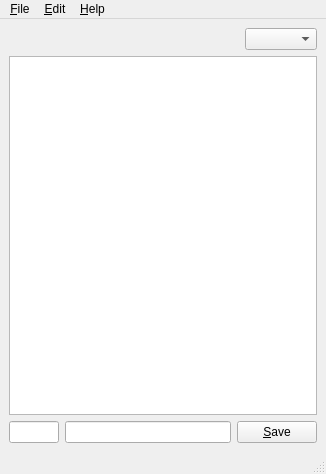
The window that mainwindow.ui (easai/Numbers) describes before a commit, drawn with Qt 5.
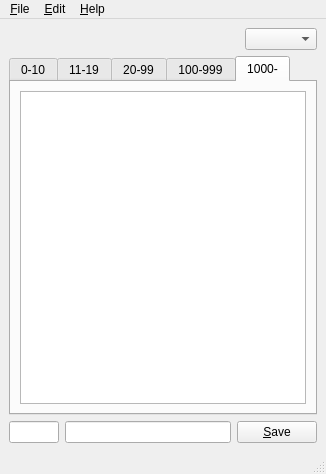
The same window after the commit.

Commit message: Divide numbers in clusters

Patch:
```diff
--- a/mainwindow.ui
+++ b/mainwindow.ui
@@ -36,7 +36,61 @@
      </layout>
     </item>
     <item>
-     <widget class="QTableWidget" name="tableWidget"/>
+     <widget class="QTabWidget" name="tabWidget">
+      <property name="currentIndex">
+       <number>4</number>
+      </property>
+      <widget class="QWidget" name="tab_10">
+       <attribute name="title">
+        <string>0-10</string>
+       </attribute>
+       <layout class="QVBoxLayout" name="verticalLayout_2">
+        <item>
+         <widget class="QTableWidget" name="tableWidget_10"/>
+        </item>
+       </layout>
+      </widget>
+      <widget class="QWidget" name="tab_19">
+       <attribute name="title">
+        <string>11-19</string>
+       </attribute>
+       <layout class="QVBoxLayout" name="verticalLayout_3">
+        <item>
+         <widget class="QTableWidget" name="tableWidget_19"/>
+        </item>
+       </layout>
+      </widget>
+      <widget class="QWidget" name="tab_99">
+       <attribute name="title">
+        <string>20-99</string>
+       </attribute>
+       <layout class="QVBoxLayout" name="verticalLayout_4">
+        <item>
+         <widget class="QTableWidget" name="tableWidget_99"/>
+        </item>
+       </layout>
+      </widget>
+      <widget class="QWidget" name="tab_100">
+       <attribute name="title">
+        <string>100-999</string>
+       </attribute>
+       <layout class="QVBoxLayout" name="verticalLayout_5">
+        <item>
+         <widget class="QTableWidget" name="tableWidget_100"/>
+        </item>
+       </layout>
+      </widget>
+      <widget class="QWidget" name="tab_1000">
+       <attribute name="title">
+        <string>1000-</string>
+       </attribute>
+       <layout class="QVBoxLayout" name="verticalLayout_6">
+        <item>
+         <widget class="QTableWidget" name="tableWidget_1000"/>
+        </item>
+       </layout>
+      </widget>
+     </widget>
     </item>
     <item>
      <layout class="QHBoxLayout" name="horizontalLayout_2">
```
The commit also changes 2 other files.
